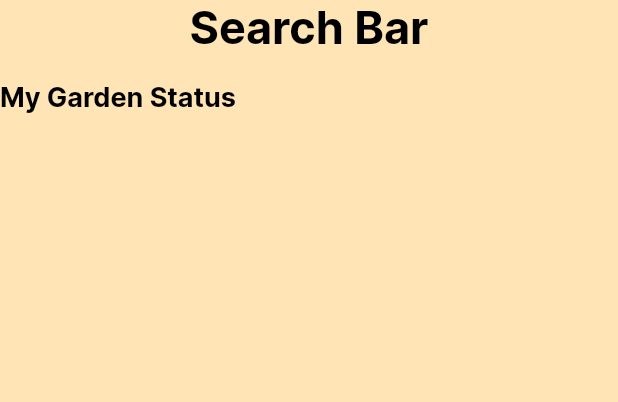
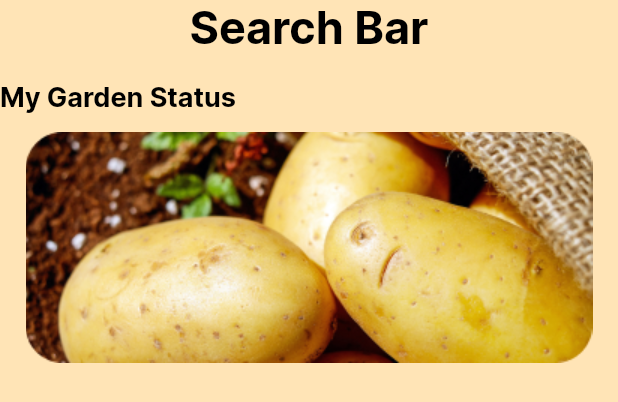
Before and after one commit to GardenMate/ibm-garden, a Flutter app: the MyGardenPage widget shown alone on an empty page, opened directly, on a phone screen of 412 x 824 dp. Shown: the top 402 px of the screen. Run offline on Flutter 3.47's test engine with Material 2 defaults, Android fonts, the phone set to English and light mode, and no system bars; our stand-ins replace flutter_secure_storage, image_picker; missing offline and left inert: dart:ffi; accounts and stored records are empty; network calls fail.

Commit message:
Plants page flutter

```diff
--- a/build_my_garden/lib/pages/navpages/mygarden_page.dart
+++ b/build_my_garden/lib/pages/navpages/mygarden_page.dart
@@ -35,8 +35,13 @@ class _MyGardenPageState extends State<MyGardenPage> {
                   ),
               ),
             ),
-            Column(
-
+            Container(
+              padding: EdgeInsets.all(4),
+              child: Column(
+                children: <Widget>[
+                  Image.asset("assets/images/potatoes.png")
+                ],
+              ),
             )
 
           ],
--- a/build_my_garden/pubspec.yaml
+++ b/build_my_garden/pubspec.yaml
@@ -62,7 +62,7 @@ flutter:
 
   # To add assets to your application, add an assets section, like this:
   assets:
-    - assets/images/front_page.png
+    - assets/images/
 
   # An image asset can refer to one or more resolution-specific "variants", see
   # https://flutter.dev/assets-and-images/#resolution-aware
```
